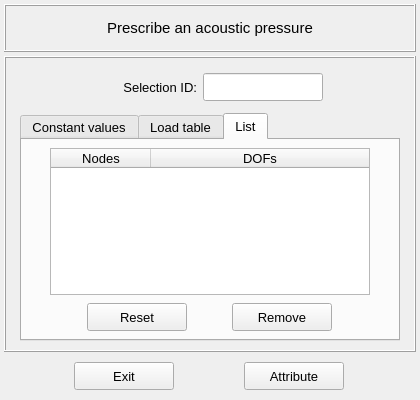
Above: vibra/interface/data/ui_files/model/setup/acoustic/acoustic_pressure_inputs.ui from MOPT-UFSC/VIBRA before the change. Below: the same form after it.
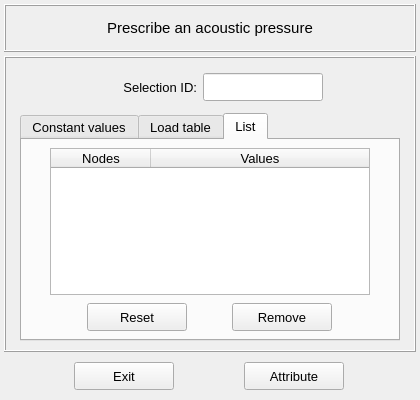
That is the form after the change. The open tabs and pages were chosen to show the change. Icons and pictures are not drawn.

Commit message: Minor adjustments in the acoustic-related UI files

Patch:
```diff
--- a/vibra/interface/data/ui_files/model/setup/acoustic/acoustic_pressure_inputs.ui
+++ b/vibra/interface/data/ui_files/model/setup/acoustic/acoustic_pressure_inputs.ui
@@ -845,7 +845,7 @@
             </column>
             <column>
              <property name="text">
-              <string>DOFs</string>
+              <string>Values</string>
              </property>
              <property name="textAlignment">
               <set>AlignCenter</set>
```
The commit also changes 3 other files.
